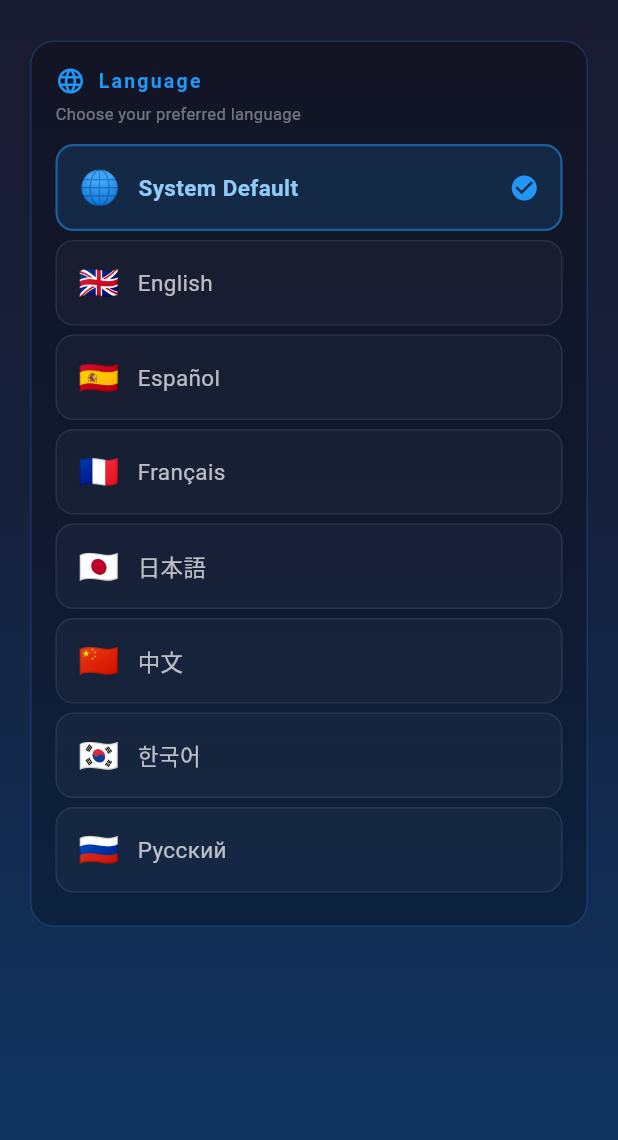
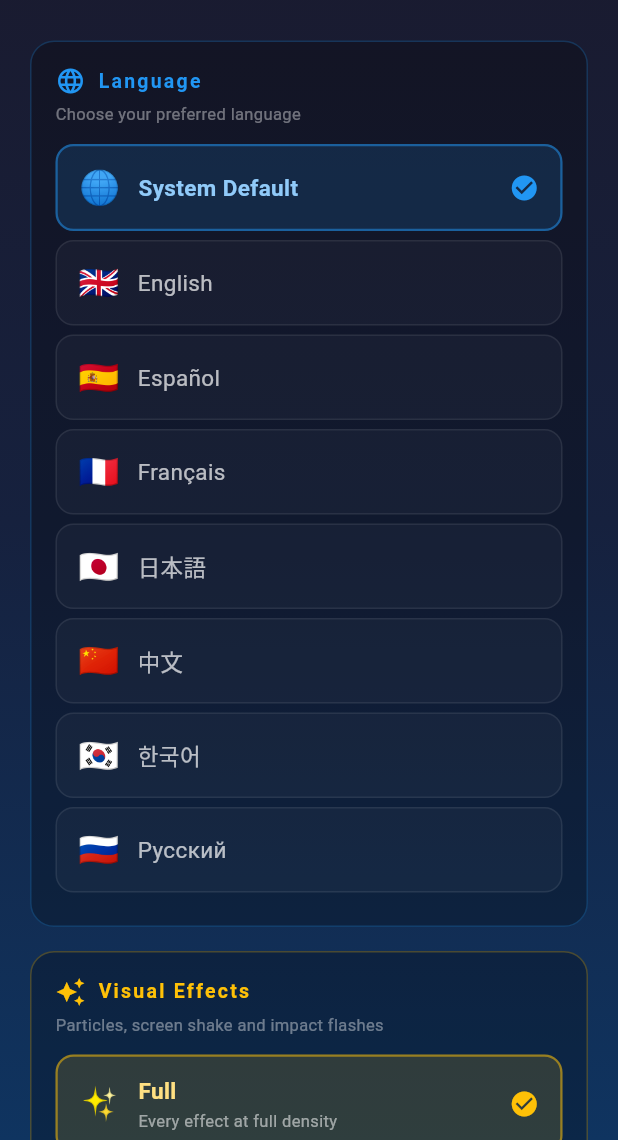
Before and after one commit to Peacanduck/diggle-flutter, a Flutter app: the SettingsScreen screen opened directly, on a phone screen of 412 x 824 dp, the part 96-1236 px from its top. Run offline on Flutter 3.47's test engine with Material 3 defaults, Android fonts, the phone set to English and light mode, and no system bars; our stand-ins replace lottie, package_info_plus, shared_preferences, supabase_flutter; missing offline and left inert: flame, solana, solana_mobile_client; accounts and stored records are empty; network calls fail.

Commit message:
Add the vfxQuality off/low/full setting, with what it needed
The queue already had the levers; this builds the three pieces around them.

VfxQuality is now the single writable knob on VfxQueue, and `enabled` /
`quality` became derived getters. Two independently settable fields meant
two ways to express the same state and a way for them to disagree; now
there is one. Switching to `off` also discards whatever is already queued,
so nothing spawns after the player asks for quiet.

VfxSettings mirrors LocaleProvider exactly — a ChangeNotifier holding one
preference, loaded once in main() before runApp and written through on
change. The value is persisted by enum NAME rather than index, so
reordering VfxQuality later cannot silently change what an existing
player's saved preference means.

GameScreen applies it at construction and keeps listening, so changing it
mid-session takes hold on the next emitted event rather than next launch.
The listener is removed in dispose.

Settings UI: the section chrome that _LanguageSection had inline is now a
shared _SettingsCard, and _LanguageOption became _SettingOption with an
accent colour and an optional description line — "Reduced" on its own does
not tell anyone what they are giving up. Off is listed last so the
effects-killing option is not where a thumb lands by accident.

l10n: 8 new keys, translated in all seven locales (en/es/fr/ja/ko/ru/zh),
inserted beside the other settings-screen strings. All seven still carry an
identical key set — 507 each — so nothing falls back at runtime, which is
the invariant TRANSLATION_TODO.md states. Verified by comparing key sets
across every arb before regenerating.

flutter analyze lib/ test/ holds at 290; flutter test 97/97.

Co-Authored-By: Claude Opus 5 <noreply@anthropic.com>

```diff
--- a/lib/game/systems/vfx_queue.dart
+++ b/lib/game/systems/vfx_queue.dart
@@ -65,6 +65,22 @@ class VfxEvent {
   final double intensity;
 }
 
+/// User-facing effect quality. The only writable control on [VfxQueue] —
+/// `enabled` and `scale` are derived, so there is exactly one way to change
+/// the setting and no way for the two to disagree.
+enum VfxQuality {
+  off(enabled: false, scale: 0.0),
+  low(enabled: true, scale: 0.5),
+  full(enabled: true, scale: 1.0);
+
+  const VfxQuality({required this.enabled, required this.scale});
+
+  final bool enabled;
+
+  /// Multiplier applied to every burst's particle count by the layer.
+  final double scale;
+}
+
 /// Single-producer, single-consumer queue of pending [VfxEvent]s.
 ///
 /// Not a `ChangeNotifier`: this is polled by a Flame component every frame
@@ -79,13 +95,21 @@ class VfxQueue {
   final List<VfxEvent> _pending = [];
   int _droppedCount = 0;
 
-  /// Master switch — settings `vfxQuality: off`.
-  bool enabled = true;
+  VfxQuality _level = VfxQuality.full;
 
-  /// 0.0 / 0.5 / 1.0 for settings `off` / `low` / `full`. The layer
-  /// multiplies particle counts by this; the queue only reads it to
-  /// short-circuit emission entirely at zero.
-  double quality = 1.0;
+  /// The single writable knob. Turning effects off also discards whatever
+  /// is already queued, so nothing spawns after the player asks for quiet.
+  VfxQuality get level => _level;
+  set level(VfxQuality value) {
+    _level = value;
+    if (!value.enabled) _pending.clear();
+  }
+
+  /// Master switch. Derived from [level].
+  bool get enabled => _level.enabled;
+
+  /// Particle-count multiplier, read by the layer. Derived from [level].
+  double get quality => _level.scale;
 
   /// Events dropped since the last [clear], for profiling. A non-zero value
   /// in normal play means the cap or the drain rate is wrong.
--- a/lib/l10n/app_en.arb
+++ b/lib/l10n/app_en.arb
@@ -469,6 +469,14 @@
   "language": "Language",
   "languageSubtitle": "Choose your preferred language",
   "systemDefault": "System Default",
+  "vfxQualitySection": "Visual Effects",
+  "vfxQualitySubtitle": "Particles, screen shake and impact flashes",
+  "vfxQualityFull": "Full",
+  "vfxQualityFullDesc": "Every effect at full density",
+  "vfxQualityLow": "Reduced",
+  "vfxQualityLowDesc": "Fewer particles — easier on the battery",
+  "vfxQualityOff": "Off",
+  "vfxQualityOffDesc": "No particles or screen shake",
   "pleaseFillAllFields": "Please fill in all fields",
   "errorPrefix": "Error: {message}",
   "@errorPrefix": {
--- a/lib/l10n/app_localizations.dart
+++ b/lib/l10n/app_localizations.dart
@@ -1608,6 +1608,54 @@ abstract class AppLocalizations {
   /// **'System Default'**
   String get systemDefault;
 
+  /// No description provided for @vfxQualitySection.
+  ///
+  /// In en, this message translates to:
+  /// **'Visual Effects'**
+  String get vfxQualitySection;
+
+  /// No description provided for @vfxQualitySubtitle.
+  ///
+  /// In en, this message translates to:
+  /// **'Particles, screen shake and impact flashes'**
+  String get vfxQualitySubtitle;
+
+  /// No description provided for @vfxQualityFull.
+  ///
+  /// In en, this message translates to:
+  /// **'Full'**
+  String get vfxQualityFull;
+
+  /// No description provided for @vfxQualityFullDesc.
+  ///
+  /// In en, this message translates to:
+  /// **'Every effect at full density'**
+  String get vfxQualityFullDesc;
+
+  /// No description provided for @vfxQualityLow.
+  ///
+  /// In en, this message translates to:
+  /// **'Reduced'**
+  String get vfxQualityLow;
+
+  /// No description provided for @vfxQualityLowDesc.
+  ///
+  /// In en, this message translates to:
+  /// **'Fewer particles — easier on the battery'**
+  String get vfxQualityLowDesc;
+
+  /// No description provided for @vfxQualityOff.
+  ///
+  /// In en, this message translates to:
+  /// **'Off'**
+  String get vfxQualityOff;
+
+  /// No description provided for @vfxQualityOffDesc.
+  ///
+  /// In en, this message translates to:
+  /// **'No particles or screen shake'**
+  String get vfxQualityOffDesc;
+
   /// No description provided for @pleaseFillAllFields.
   ///
   /// In en, this message translates to:
--- a/lib/l10n/app_localizations_en.dart
+++ b/lib/l10n/app_localizations_en.dart
@@ -831,6 +831,30 @@ class AppLocalizationsEn extends AppLocalizations {
 
   @override
   String get systemDefault => 'System Default';
+
+  @override
+  String get vfxQualitySection => 'Visual Effects';
+
+  @override
+  String get vfxQualitySubtitle => 'Particles, screen shake and impact flashes';
+
+  @override
+  String get vfxQualityFull => 'Full';
+
+  @override
+  String get vfxQualityFullDesc => 'Every effect at full density';
+
+  @override
+  String get vfxQualityLow => 'Reduced';
+
+  @override
+  String get vfxQualityLowDesc => 'Fewer particles — easier on the battery';
+
+  @override
+  String get vfxQualityOff => 'Off';
+
+  @override
+  String get vfxQualityOffDesc => 'No particles or screen shake';
 
   @override
   String get pleaseFillAllFields => 'Please fill in all fields';
--- a/lib/ui/settings_screen.dart
+++ b/lib/ui/settings_screen.dart
@@ -1,15 +1,18 @@
 /// settings_screen.dart
-/// Game settings screen with language selector.
+/// Game settings screen.
 ///
 /// Currently supports:
 ///   - Language / locale selection
+///   - Visual effect quality (particles, screen shake, impact flashes)
 ///
 /// Placeholder sections for future settings (audio, controls, etc.)
 
 import 'package:flutter/material.dart';
 import 'package:provider/provider.dart';
+import '../game/systems/vfx_queue.dart';
 import '../l10n/app_localizations.dart';
 import '../services/locale_provider.dart';
+import '../services/vfx_settings.dart';
 
 class SettingsScreen extends StatelessWidget {
   final VoidCallback onBack;
@@ -40,6 +43,8 @@ class SettingsScreen extends StatelessWidget {
                     children: [
                       const SizedBox(height: 16),
                       _LanguageSection(),
+                      const SizedBox(height: 16),
+                      _VfxSection(),
                       const SizedBox(height: 32),
                     ],
                   ),
@@ -90,6 +95,68 @@ class SettingsScreen extends StatelessWidget {
   }
 }
 
+// ── Section Card ──────────────────────────────────────────────────
+// Shared chrome so every settings section reads the same.
+
+class _SettingsCard extends StatelessWidget {
+  final IconData icon;
+  final MaterialColor accent;
+  final String title;
+  final String subtitle;
+  final List<Widget> children;
+
+  const _SettingsCard({
+    required this.icon,
+    required this.accent,
+    required this.title,
+    required this.subtitle,
+    required this.children,
+  });
+
+  @override
+  Widget build(BuildContext context) {
+    return Container(
+      width: double.infinity,
+      padding: const EdgeInsets.all(16),
+      decoration: BoxDecoration(
+        color: Colors.black.withOpacity(0.25),
+        borderRadius: BorderRadius.circular(16),
+        border: Border.all(color: accent.withOpacity(0.25), width: 1),
+      ),
+      child: Column(
+        crossAxisAlignment: CrossAxisAlignment.start,
+        children: [
+          Row(
+            children: [
+              Icon(icon, color: accent, size: 20),
+              const SizedBox(width: 8),
+              Text(
+                title,
+                style: TextStyle(
+                  color: accent,
+                  fontSize: 13,
+                  fontWeight: FontWeight.bold,
+                  letterSpacing: 1.5,
+                ),
+              ),
+            ],
+          ),
+          const SizedBox(height: 4),
+          Text(
+            subtitle,
+            style: TextStyle(
+              color: Colors.white.withOpacity(0.4),
+              fontSize: 11,
+            ),
+          ),
+          const SizedBox(height: 12),
+          ...children,
+        ],
+      ),
+    );
+  }
+}
+
 // ── Language Section ──────────────────────────────────────────────
 
 class _LanguageSection extends StatelessWidget {
@@ -99,46 +166,17 @@ class _LanguageSection extends StatelessWidget {
     final localeProvider = context.watch<LocaleProvider>();
     final currentLocale = localeProvider.locale;
 
-    return Container(
-      width: double.infinity,
-      padding: const EdgeInsets.all(16),
-      decoration: BoxDecoration(
-        color: Colors.black.withOpacity(0.25),
-        borderRadius: BorderRadius.circular(16),
-        border: Border.all(color: Colors.blue.withOpacity(0.25), width: 1),
-      ),
-      child: Column(
-        crossAxisAlignment: CrossAxisAlignment.start,
+    return _SettingsCard(
+      icon: Icons.language,
+      accent: Colors.blue,
+      title: l10n.language,
+      subtitle: l10n.languageSubtitle,
       children: [
-          Row(
-            children: [
-              const Icon(Icons.language, color: Colors.blue, size: 20),
-              const SizedBox(width: 8),
-              Text(
-                l10n.language,
-                style: const TextStyle(
-                  color: Colors.blue,
-                  fontSize: 13,
-                  fontWeight: FontWeight.bold,
-                  letterSpacing: 1.5,
-                ),
-              ),
-            ],
-          ),
-          const SizedBox(height: 4),
-          Text(
-            l10n.languageSubtitle,
-            style: TextStyle(
-              color: Colors.white.withOpacity(0.4),
-              fontSize: 11,
-            ),
-          ),
-          const SizedBox(height: 12),
-
         // System default option
-          _LanguageOption(
-            flag: '🌐',
+        _SettingOption(
+          glyph: '🌐',
           label: l10n.systemDefault,
+          accent: Colors.blue,
           isSelected: currentLocale == null,
           onTap: () => localeProvider.clearLocale(),
         ),
@@ -153,33 +191,76 @@ class _LanguageSection extends StatelessWidget {
 
           return Padding(
             padding: const EdgeInsets.only(bottom: 6),
-              child: _LanguageOption(
-                flag: flag,
+            child: _SettingOption(
+              glyph: flag,
               label: label,
+              accent: Colors.blue,
               isSelected: currentLocale?.languageCode == code,
               onTap: () => localeProvider.setLocale(locale),
             ),
           );
         }),
       ],
-      ),
     );
   }
 }
 
-// ── Language Option Row ───────────────────────────────────────────
+// ── Visual Effects Section ────────────────────────────────────────
 
-class _LanguageOption extends StatelessWidget {
-  final String flag;
+class _VfxSection extends StatelessWidget {
+  @override
+  Widget build(BuildContext context) {
+    final l10n = AppLocalizations.of(context)!;
+    final settings = context.watch<VfxSettings>();
+
+    // Best first. Off last, so the destructive-looking option is not the
+    // one a thumb lands on by accident.
+    final options = <(VfxQuality, String, String, String)>[
+      (VfxQuality.full, '✨', l10n.vfxQualityFull, l10n.vfxQualityFullDesc),
+      (VfxQuality.low, '💫', l10n.vfxQualityLow, l10n.vfxQualityLowDesc),
+      (VfxQuality.off, '🚫', l10n.vfxQualityOff, l10n.vfxQualityOffDesc),
+    ];
+
+    return _SettingsCard(
+      icon: Icons.auto_awesome,
+      accent: Colors.amber,
+      title: l10n.vfxQualitySection,
+      subtitle: l10n.vfxQualitySubtitle,
+      children: [
+        for (final (quality, glyph, label, description) in options)
+          Padding(
+            padding: const EdgeInsets.only(bottom: 6),
+            child: _SettingOption(
+              glyph: glyph,
+              label: label,
+              description: description,
+              accent: Colors.amber,
+              isSelected: settings.quality == quality,
+              onTap: () => settings.setQuality(quality),
+            ),
+          ),
+      ],
+    );
+  }
+}
+
+// ── Option Row ────────────────────────────────────────────────────
+
+class _SettingOption extends StatelessWidget {
+  final String glyph;
   final String label;
+  final String? description;
+  final MaterialColor accent;
   final bool isSelected;
   final VoidCallback onTap;
 
-  const _LanguageOption({
-    required this.flag,
+  const _SettingOption({
+    required this.glyph,
     required this.label,
+    required this.accent,
     required this.isSelected,
     required this.onTap,
+    this.description,
   });
 
   @override
@@ -191,32 +272,48 @@ class _LanguageOption extends StatelessWidget {
         padding: const EdgeInsets.symmetric(horizontal: 14, vertical: 12),
         decoration: BoxDecoration(
           color: isSelected
-              ? Colors.blue.withOpacity(0.15)
+              ? accent.withOpacity(0.15)
               : Colors.white.withOpacity(0.03),
           borderRadius: BorderRadius.circular(12),
           border: Border.all(
             color: isSelected
-                ? Colors.blue.withOpacity(0.5)
+                ? accent.withOpacity(0.5)
                 : Colors.white.withOpacity(0.08),
             width: isSelected ? 1.5 : 1,
           ),
         ),
         child: Row(
           children: [
-            Text(flag, style: const TextStyle(fontSize: 22)),
+            Text(glyph, style: const TextStyle(fontSize: 22)),
             const SizedBox(width: 12),
             Expanded(
-              child: Text(
+              child: Column(
+                crossAxisAlignment: CrossAxisAlignment.start,
+                mainAxisSize: MainAxisSize.min,
+                children: [
+                  Text(
                     label,
                     style: TextStyle(
-                  color: isSelected ? Colors.blue.shade200 : Colors.white70,
+                      color: isSelected ? accent.shade200 : Colors.white70,
                       fontSize: 15,
-                  fontWeight: isSelected ? FontWeight.bold : FontWeight.normal,
+                      fontWeight:
+                          isSelected ? FontWeight.bold : FontWeight.normal,
                     ),
                   ),
+                  if (description != null) ...[
+                    const SizedBox(height: 2),
+                    Text(
+                      description!,
+                      style: const TextStyle(
+                        color: Colors.white54,
+                        fontSize: 11,
                       ),
-            if (isSelected)
-              const Icon(Icons.check_circle, color: Colors.blue, size: 20),
+                    ),
+                  ],
+                ],
+              ),
+            ),
+            if (isSelected) Icon(Icons.check_circle, color: accent, size: 20),
           ],
         ),
       ),
```
Also changed, not shown: lib/l10n/app_es.arb (+8 -0 lines), lib/l10n/app_fr.arb (+8 -0 lines), lib/l10n/app_ja.arb (+8 -0 lines), lib/l10n/app_ko.arb (+8 -0 lines), lib/l10n/app_localizations_es.dart (+25 -0 lines), lib/l10n/app_localizations_fr.dart (+25 -0 lines), lib/l10n/app_localizations_ja.dart (+24 -0 lines), lib/l10n/app_localizations_ko.dart (+24 -0 lines), lib/l10n/app_localizations_ru.dart (+24 -0 lines), lib/l10n/app_localizations_zh.dart (+24 -0 lines), lib/l10n/app_ru.arb (+8 -0 lines), lib/l10n/app_zh.arb (+8 -0 lines), lib/main.dart (+16 -0 lines), lib/services/vfx_settings.dart (added, +50 -0 lines), 1 other file. Lines whose indentation alone changed are shown as unchanged.
